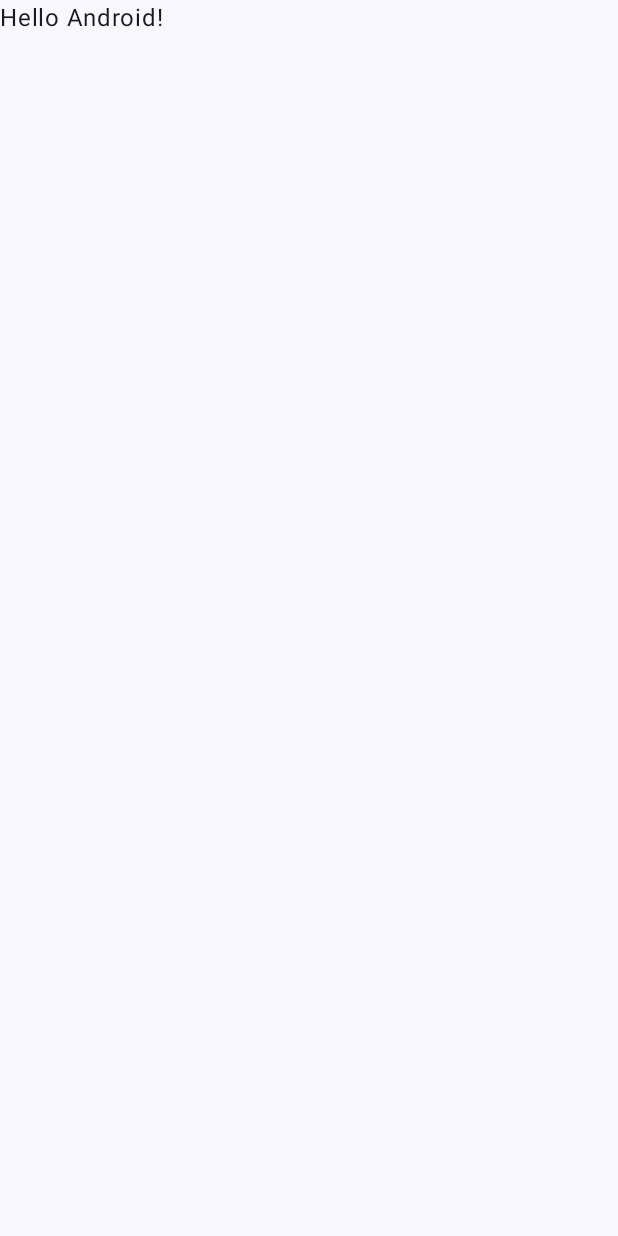
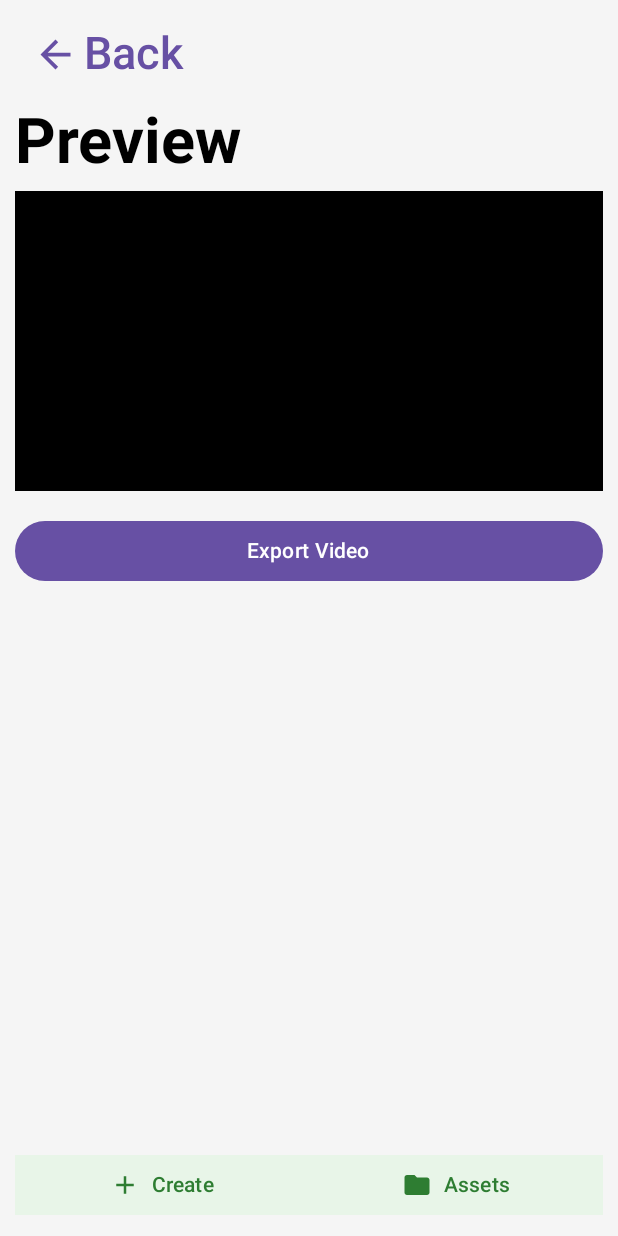
Before and after one commit to ZackyYoung/StoryMagician, an Android app built with Jetpack Compose: the screen it shows after launch (MainActivity), on a phone screen of 412 x 824 dp. Before the commit the screen is almost empty. Run offline under Robolectric (Android 15) with nearby library versions, the phone set to English and light mode, and no system bars.

Commit message:
预览页面（PreviewScreen）和资源库页面（AssetsScreen）[曾曦]

```diff
--- a/client/app/src/main/java/com/bytedance/storymagician/MainActivity.kt
+++ b/client/app/src/main/java/com/bytedance/storymagician/MainActivity.kt
@@ -1,47 +1,34 @@
+// MainActivity.kt
 package com.bytedance.storymagician
 
 import android.os.Bundle
 import androidx.activity.ComponentActivity
 import androidx.activity.compose.setContent
-import androidx.activity.enableEdgeToEdge
-import androidx.compose.foundation.layout.fillMaxSize
-import androidx.compose.foundation.layout.padding
-import androidx.compose.material3.Scaffold
-import androidx.compose.material3.Text
-import androidx.compose.runtime.Composable
+import androidx.compose.foundation.layout.*
+import androidx.compose.foundation.lazy.LazyColumn
+import androidx.compose.foundation.lazy.items
+import androidx.compose.material3.*
+import androidx.compose.runtime.*
+import androidx.compose.ui.Alignment
 import androidx.compose.ui.Modifier
-import androidx.compose.ui.tooling.preview.Preview
-import com.bytedance.storymagician.ui.theme.StoryMagicianTheme
+import androidx.compose.ui.graphics.Color
+import androidx.compose.ui.unit.dp
 
 class MainActivity : ComponentActivity() {
     override fun onCreate(savedInstanceState: Bundle?) {
         super.onCreate(savedInstanceState)
-        enableEdgeToEdge()
         setContent {
-            StoryMagicianTheme {
-                Scaffold(modifier = Modifier.fillMaxSize()) { innerPadding ->
-                    Greeting(
-                        name = "Android",
-                        modifier = Modifier.padding(innerPadding)
-                    )
-                }
-            }
+            StoryFlowApp()
         }
     }
 }
 
 @Composable
-fun Greeting(name: String, modifier: Modifier = Modifier) {
-    Text(
-        text = "Hello $name!",
-        modifier = modifier
-    )
-}
-
-@Preview(showBackground = true)
-@Composable
-fun GreetingPreview() {
-    StoryMagicianTheme {
-        Greeting("Android")
+fun StoryFlowApp() {
+    Surface(
+        modifier = Modifier.fillMaxSize(),
+        color = Color(0xFFF5F5F5)
+    ) {
+       PreviewScreen()  // 换接口可以看不同界面
     }
 }
--- /dev/null
+++ b/client/app/src/main/java/com/bytedance/storymagician/PreviewScreen.kt
@@ -0,0 +1,138 @@
+package com.bytedance.storymagician
+
+import androidx.compose.foundation.background
+import androidx.compose.foundation.layout.Box
+import androidx.compose.foundation.layout.Column
+import androidx.compose.foundation.layout.Row
+import androidx.compose.foundation.layout.Spacer
+import androidx.compose.foundation.layout.fillMaxSize
+import androidx.compose.foundation.layout.fillMaxWidth
+import androidx.compose.foundation.layout.height
+import androidx.compose.foundation.layout.padding
+import androidx.compose.foundation.layout.size
+import androidx.compose.foundation.layout.width
+import androidx.compose.material.icons.Icons
+import androidx.compose.material.icons.filled.Add
+import androidx.compose.material.icons.filled.ArrowBack
+import androidx.compose.material.icons.filled.Folder
+import androidx.compose.material3.Button
+import androidx.compose.material3.ButtonDefaults
+import androidx.compose.material3.Icon
+import androidx.compose.material3.MaterialTheme
+import androidx.compose.material3.Text
+import androidx.compose.material3.TextButton
+import androidx.compose.runtime.Composable
+import androidx.compose.ui.Alignment
+import androidx.compose.ui.Modifier
+import androidx.compose.ui.graphics.Color
+import androidx.compose.ui.graphics.vector.ImageVector
+import androidx.compose.ui.text.font.FontWeight
+import androidx.compose.ui.unit.dp
+import androidx.compose.ui.unit.sp
+import androidx.compose.material.icons.outlined.Folder
+import androidx.compose.ui.graphics.RectangleShape
+
+
+@Composable
+fun PreviewScreen() {
+    Column(
+        modifier = Modifier
+            .fillMaxSize()
+            .background(Color(0xFFF5F5F5))
+            .padding(10.dp)
+    ) {
+        // 1. Back按钮
+        TextButton(
+            onClick = { //等后端完善
+                 },
+            modifier = Modifier.align(Alignment.Start)
+        ) {
+            Icon(
+                imageVector = Icons.Default.ArrowBack,
+                contentDescription = "返回",
+                modifier = Modifier.size(30.dp)
+            )
+            Spacer(modifier = Modifier.width(4.dp))
+            Text("Back",
+                fontSize = 30.sp)
+        }
+
+        // 2. Preview标题
+        Text(
+            text = "Preview",
+            style = MaterialTheme.typography.headlineSmall,
+            fontWeight = FontWeight.Bold,
+            modifier = Modifier.padding(vertical = 8.dp),
+            fontSize = 42.sp
+        )
+
+        // 3. 视频播放区域
+        Box(
+            modifier = Modifier
+                .fillMaxWidth()
+                .height(200.dp)
+                .background(Color.Black)
+        ) {
+            //视频播放区的后端接口
+        }
+
+        // 4. Export Video按钮
+        Button(
+            onClick = { //export video按钮的后端接口
+                },
+            modifier = Modifier
+                .fillMaxWidth()
+                .padding(vertical = 16.dp)
+        ) {
+            Text("Export Video")
+        }
+
+        // 5. 空白区域
+        Spacer(modifier = Modifier.weight(1f))
+
+        // 6. 底部按钮 - 各占一半宽度
+        Row(
+            modifier = Modifier.fillMaxWidth()
+        ) {
+            // Create按钮
+            Button(
+                onClick = { /* create的后端接口*/ },
+                colors = ButtonDefaults.buttonColors(
+                    containerColor = Color(0xFFE8F5E8),
+                    contentColor = Color(0xFF2E7D32)
+                ),
+                shape = RectangleShape,
+                modifier = Modifier.weight(1f)
+            ) {
+                Icon(
+                    imageVector = Icons.Default.Add,
+                    contentDescription = "创建",
+                    modifier = Modifier.size(20.dp)
+                )
+                Spacer(modifier = Modifier.width(8.dp))
+                Text("Create")
+            }
+
+            // Assets按钮
+            Button(
+                onClick = { //asset按钮的后端接口
+                    },
+                colors = ButtonDefaults.buttonColors(
+                    containerColor = Color(0xFFE8F5E8),
+                    contentColor = Color(0xFF2E7D32)
+
+                ),
+                shape = RectangleShape,
+                modifier = Modifier.weight(1f)
+            ) {
+                Icon(
+                    imageVector = Icons.Default.Folder,
+                    contentDescription = "资源库",
+                    modifier = Modifier.size(20.dp)
+                )
+                Spacer(modifier = Modifier.width(8.dp))
+                Text("Assets")
+            }
+        }
+    }
+}
--- a/client/gradle/libs.versions.toml
+++ b/client/gradle/libs.versions.toml
@@ -8,6 +8,7 @@ espressoCore = "3.7.0"
 lifecycleRuntimeKtx = "2.9.4"
 activityCompose = "1.8.0"
 composeBom = "2024.09.00"
+foundation = "1.9.5"
 
 [libraries]
 androidx-core-ktx = { group = "androidx.core", name = "core-ktx", version.ref = "coreKtx" }
@@ -24,6 +25,7 @@ androidx-compose-ui-tooling-preview = { group = "androidx.compose.ui", name = "u
 androidx-compose-ui-test-manifest = { group = "androidx.compose.ui", name = "ui-test-manifest" }
 androidx-compose-ui-test-junit4 = { group = "androidx.compose.ui", name = "ui-test-junit4" }
 androidx-compose-material3 = { group = "androidx.compose.material3", name = "material3" }
+androidx-compose-foundation = { group = "androidx.compose.foundation", name = "foundation", version.ref = "foundation" }
 
 [plugins]
 android-application = { id = "com.android.application", version.ref = "agp" }
```
Also changed, not shown: client/app/build.gradle.kts (+15 -0 lines), client/app/src/main/java/com/bytedance/storymagician/AssetsScreen.kt (added, +179 -0 lines).
